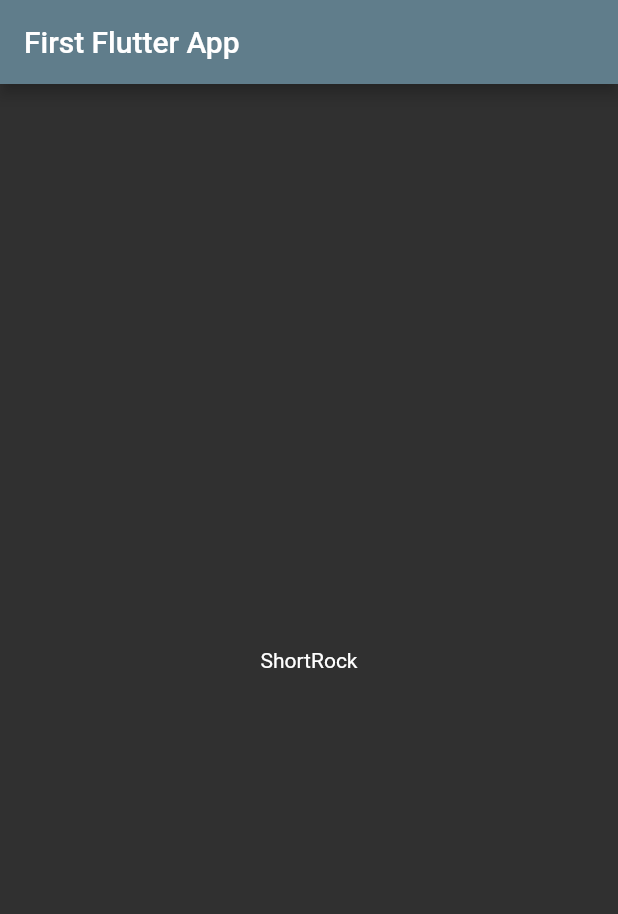
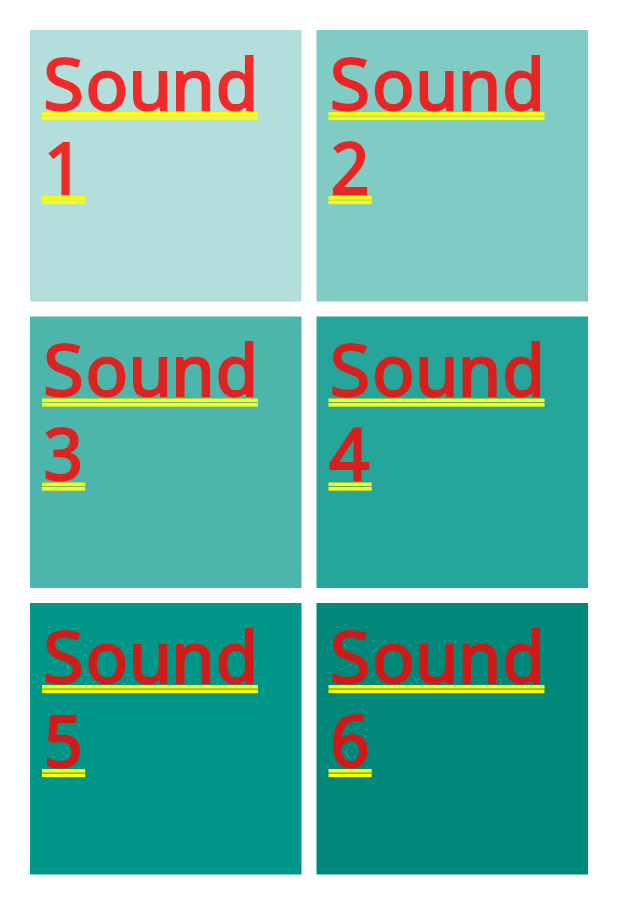
Before and after one commit to jaymewoodbridge/flutter_app, a Flutter app: the screen it shows after launch, on a phone screen of 412 x 824 dp. Shown: the top 914 px of the screen. Run offline on Flutter 3.47's test engine with Material 2 defaults, Android fonts, the phone set to English and light mode, and no system bars.

Commit message:
Reconfigured main.dar There is now a home property in the Material App class with a GridView to hold out buttons for the sound board

```diff
--- a/lib/main.dart
+++ b/lib/main.dart
@@ -3,43 +3,53 @@
 // found in the LICENSE file.
 
 import 'package:flutter/material.dart';
-import 'package:english_words/english_words.dart';
 
 void main() => runApp(MyApp());
 
 class MyApp extends StatelessWidget {
   @override
   Widget build(BuildContext context) {
-    return MaterialApp(
-      theme: ThemeData(
-          brightness: Brightness.dark,
-          primaryColor: Colors.blueGrey
-      ),
-      title: 'Welcome to Flutter',
-      home: Scaffold(
-        appBar: AppBar(
-          title: Text('First Flutter App'),
+    return new MaterialApp(
+      home:
+        GridView.count(
+          primary: false,
+          padding: const EdgeInsets.all(20),
+          crossAxisSpacing: 10,
+          mainAxisSpacing: 10,
+          crossAxisCount: 2,
+          children: <Widget>[
+            Container(
+              padding: const EdgeInsets.all(8),
+              child: const Text('Sound 1'),
+              color: Colors.teal[100],
+            ),
+            Container(
+              padding: const EdgeInsets.all(8),
+              child: const Text('Sound 2'),
+              color: Colors.teal[200],
+            ),
+            Container(
+              padding: const EdgeInsets.all(8),
+              child: const Text('Sound 3'),
+              color: Colors.teal[300],
+            ),
+            Container(
+              padding: const EdgeInsets.all(8),
+              child: const Text('Sound 4'),
+              color: Colors.teal[400],
+            ),
+            Container(
+              padding: const EdgeInsets.all(8),
+              child: const Text('Sound 5'),
+              color: Colors.teal[500],
+            ),
+            Container(
+              padding: const EdgeInsets.all(8),
+              child: const Text('Sound 6'),
+              color: Colors.teal[600],
+            ),
+          ],
         ),
-        body: Center(
-          child: RandomWords(),
-        ),
-      ),
     );
   }
 }
-
-class RandomWordsState extends State<RandomWords> {
-  @override
-  Widget build(BuildContext context) {
-    final wordPair = WordPair.random();
-    final _suggestions = <WordPair>[];
-    final _biggerFont = const TextStyle(fontSize: 18.0);
-    return Text(wordPair.asPascalCase);
-
-  }
-
-}
-class RandomWords extends StatefulWidget {
-  @override
-  RandomWordsState createState() => RandomWordsState();
-}
--- a/pubspec.yaml
+++ b/pubspec.yaml
@@ -24,6 +24,7 @@ dependencies:
   # Use with the CupertinoIcons class for iOS style icons.
   cupertino_icons: ^0.1.2
   english_words: ^3.1.0
+  flutter_staggered_animations: "^0.1.2"
 dev_dependencies:
   flutter_test:
     sdk: flutter
@@ -39,6 +40,7 @@ flutter:
   # included with your application, so that you can use the icons in
   # the material Icons class.
   uses-material-design: true
+
 
   # To add assets to your application, add an assets section, like this:
   # assets:
```
Also changed, not shown: pubspec.lock.
